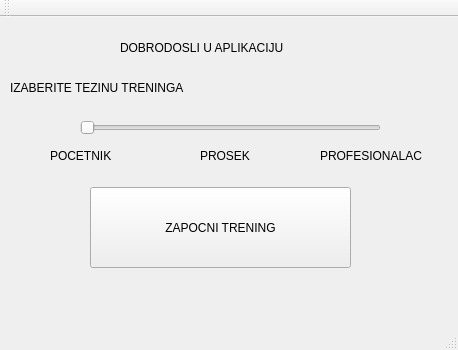
Qt form code/mainwindow.ui (MATF-RS19/RS006-daily-trainer) before a commit.
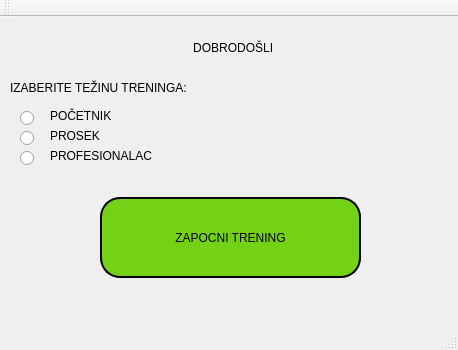
The same form after that commit.

```diff
--- a/code/mainwindow.ui
+++ b/code/mainwindow.ui
@@ -23,8 +23,11 @@
       <height>41</height>
      </rect>
     </property>
+    <property name="styleSheet">
+     <string notr="true">text-alignment : center;</string>
+    </property>
     <property name="text">
-     <string>DOBRODOSLI U APLIKACIJU</string>
+     <string>                      DOBRODOŠLI</string>
     </property>
    </widget>
    <widget class="QLabel" name="label_2">
@@ -37,42 +40,20 @@
      </rect>
     </property>
     <property name="text">
-     <string>IZABERITE TEZINU TRENINGA</string>
-    </property>
-   </widget>
-   <widget class="QSlider" name="horizontalSlider">
-    <property name="geometry">
-     <rect>
-      <x>80</x>
-      <y>80</y>
-      <width>301</width>
-      <height>61</height>
-     </rect>
-    </property>
-    <property name="maximum">
-     <number>2</number>
-    </property>
-    <property name="tracking">
-     <bool>true</bool>
-    </property>
-    <property name="orientation">
-     <enum>Qt::Horizontal</enum>
-    </property>
-    <property name="tickInterval">
-     <number>1</number>
+     <string>IZABERITE TEŽINU TRENINGA:</string>
     </property>
    </widget>
    <widget class="QLabel" name="label_3">
     <property name="geometry">
      <rect>
       <x>50</x>
-      <y>130</y>
+      <y>90</y>
       <width>91</width>
       <height>17</height>
      </rect>
     </property>
     <property name="text">
-     <string>POCETNIK</string>
+     <string>POČETNIK</string>
     </property>
     <property name="scaledContents">
      <bool>true</bool>
@@ -81,8 +62,8 @@
    <widget class="QLabel" name="label_4">
     <property name="geometry">
      <rect>
-      <x>200</x>
-      <y>130</y>
+      <x>50</x>
+      <y>110</y>
       <width>67</width>
       <height>17</height>
      </rect>
@@ -94,7 +75,7 @@
    <widget class="QLabel" name="label_5">
     <property name="geometry">
      <rect>
-      <x>320</x>
+      <x>50</x>
       <y>130</y>
       <width>121</width>
       <height>17</height>
@@ -107,16 +88,62 @@
    <widget class="QPushButton" name="pushButton">
     <property name="geometry">
      <rect>
-      <x>90</x>
-      <y>170</y>
+      <x>100</x>
+      <y>180</y>
       <width>261</width>
       <height>81</height>
      </rect>
     </property>
+    <property name="styleSheet">
+     <string notr="true">background-color :rgb(115, 210, 22);
+border-style: solid;
+border-color: black;
+border-width: 2px;
+border-radius: 20px;</string>
+    </property>
     <property name="text">
      <string>ZAPOCNI TRENING</string>
     </property>
    </widget>
+   <widget class="QRadioButton" name="radioButton">
+    <property name="geometry">
+     <rect>
+      <x>20</x>
+      <y>110</y>
+      <width>16</width>
+      <height>23</height>
+     </rect>
+    </property>
+    <property name="text">
+     <string/>
+    </property>
+   </widget>
+   <widget class="QRadioButton" name="radioButton_2">
+    <property name="geometry">
+     <rect>
+      <x>20</x>
+      <y>90</y>
+      <width>16</width>
+      <height>23</height>
+     </rect>
+    </property>
+    <property name="text">
+     <string/>
+    </property>
+   </widget>
+   <widget class="QRadioButton" name="radioButton_3">
+    <property name="geometry">
+     <rect>
+      <x>20</x>
+      <y>130</y>
+      <width>16</width>
+      <height>23</height>
+     </rect>
+    </property>
+    <property name="text">
+     <string/>
+    </property>
+   </widget>
   </widget>
   <widget class="QMenuBar" name="menuBar">
    <property name="geometry">
```
Left out of the diff: 2 changed lines with no effect on the pictures.
